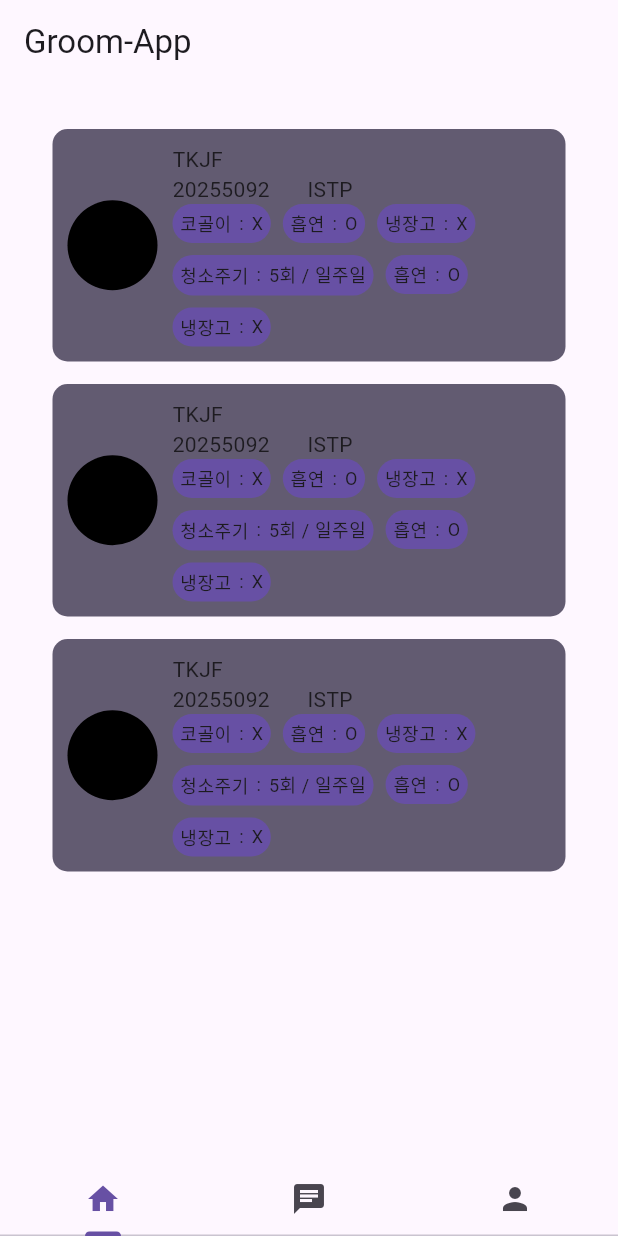
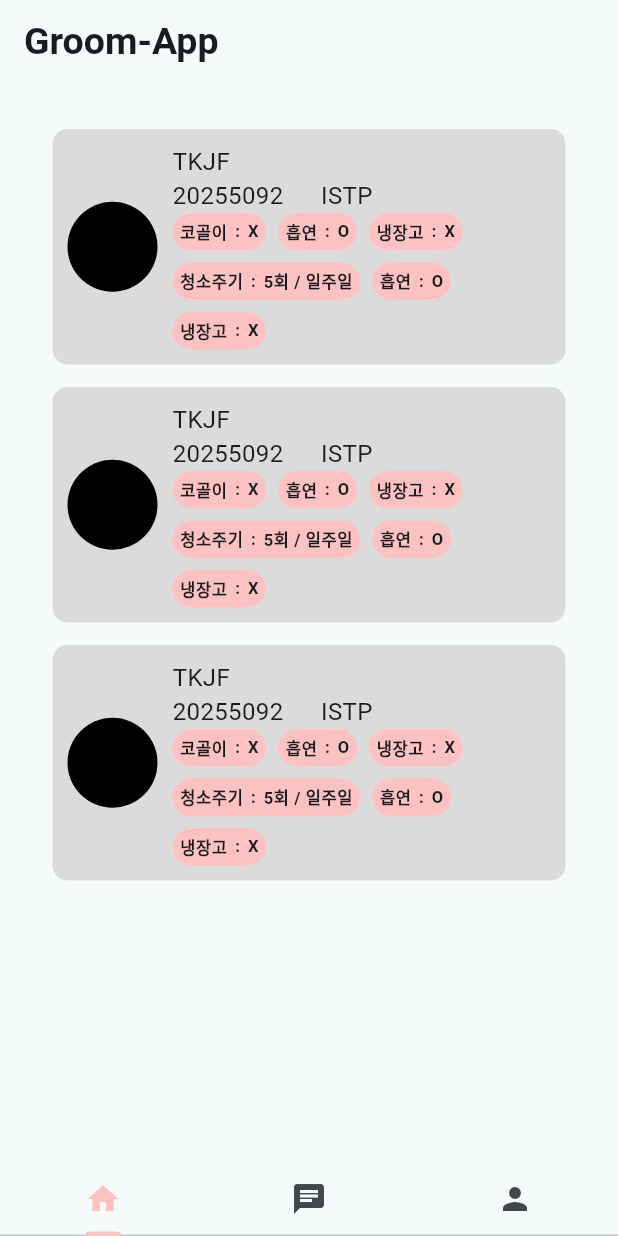
Before and after one commit to gsainfoteam/Groom-flutter, a Flutter app: the screen it shows after launch, on a phone screen of 412 x 824 dp. Run offline on Flutter 3.47's test engine with Material 3 defaults, Android fonts, the phone set to English and light mode, and no system bars.

Commit message:
feat: finish main app page transition

```diff
--- a/lib/main.dart
+++ b/lib/main.dart
@@ -1,6 +1,9 @@
 import 'package:flutter/gestures.dart';
 import 'package:flutter/material.dart';
+import 'package:groom_flutter/pages/chatting_list_page.dart';
 import 'package:groom_flutter/pages/list_page.dart';
+import 'package:groom_flutter/pages/profile_page.dart';
+import 'package:groom_flutter/constants/theme.dart';
 
 void main() {
   runApp(const MyApp());
@@ -11,7 +14,11 @@ class MyApp extends StatelessWidget {
 
   @override
   Widget build(BuildContext context) {
-    return const MaterialApp(title: "Groom-App", home: MyHome());
+    return MaterialApp(
+      title: "Groom-App",
+      home: const MyHome(),
+      theme: defaultTheme,
+    );
   }
 }
 
@@ -36,9 +43,9 @@ class _MyHomeState extends State<MyHome> with TickerProviderStateMixin {
     return Scaffold(
       body: TabBarView(
         dragStartBehavior: DragStartBehavior.start,
-        physics: NeverScrollableScrollPhysics(),
+        physics: const NeverScrollableScrollPhysics(),
         controller: _tabController,
-        children: [ListPage(), ListPage(), ListPage()],
+        children: [ListPage(), ChattingListPage(), ProfilePage()],
       ),
       bottomNavigationBar: TabBar(
         controller: _tabController,
```
